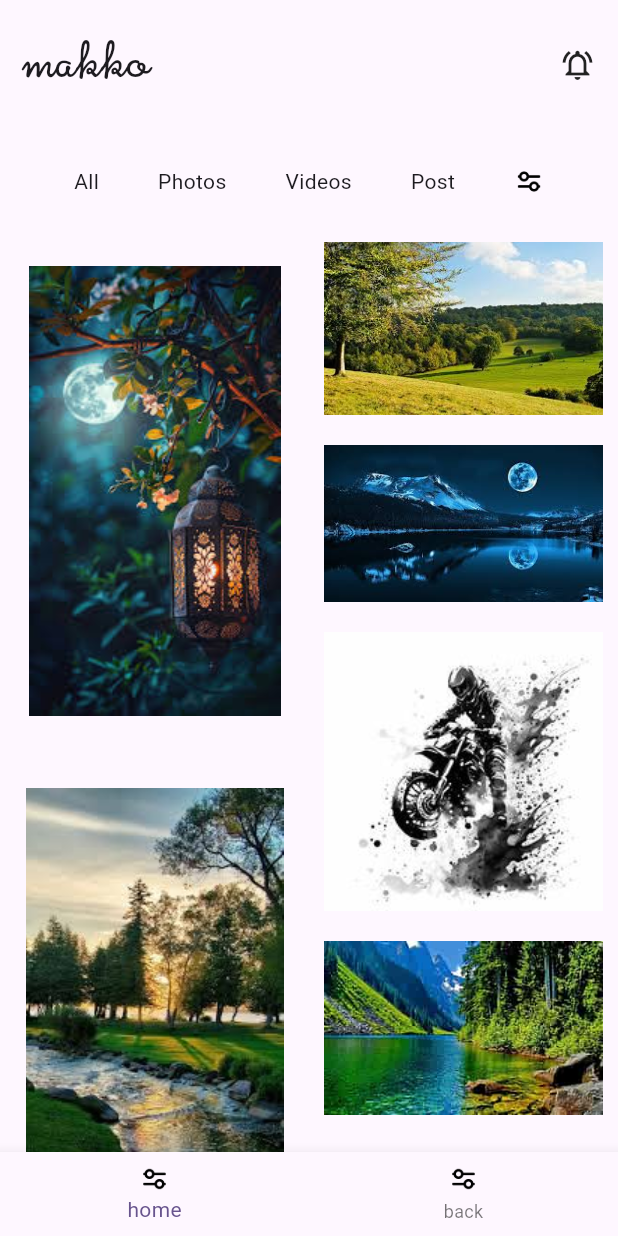
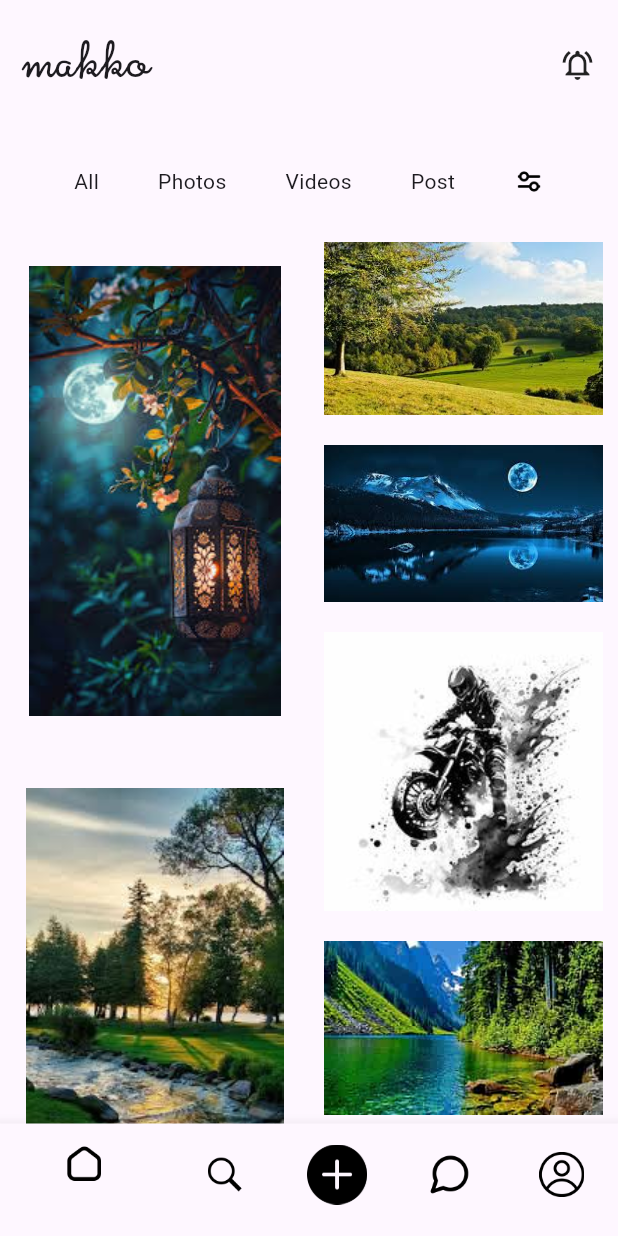
Before and after one commit to venky152005/makko_application, a Flutter app: the screen it shows after launch, on a phone screen of 412 x 824 dp. Run offline on Flutter 3.47's test engine with Material 3 defaults, Android fonts, the phone set to English and light mode, and no system bars; our stand-ins replace google_fonts.

Commit message:
bottomicons

```diff
--- a/lib/main.dart
+++ b/lib/main.dart
@@ -91,12 +91,16 @@ class _MyHomePageState extends State<MyHomePage> {
       ),
       ),
       bottomNavigationBar: BottomNavigationBar(
-        items: [BottomNavigationBarItem(icon:Image.asset('icons/filterIcon.png',
-        height: 20,width: 20,),
-        label: 'home'),
-        BottomNavigationBarItem(icon: Image.asset('icons/filterIcon.png',
-        height: 20,width: 20,),
-        label: 'back'),],),
+        items: [BottomNavigationBarItem(icon:Image.asset('icons/homeIcon.png',
+        height: 30,width: 30,),label:''),
+        BottomNavigationBarItem(icon: Image.asset('icons/searchIcon.png',
+        height: 30,width: 30,),label: ''),
+        BottomNavigationBarItem(icon: Image.asset('icons/plusIcon.png',
+        height: 40,width: 40,),label: ''),
+        BottomNavigationBarItem(icon: Image.asset('icons/messageIcon.png',
+        height: 30,width: 30,),label: ''),
+        BottomNavigationBarItem(icon: Image.asset('icons/profileIcon.png',
+        height: 30,width: 30,),label: ''),],),
     );
   }
 }
--- a/pubspec.yaml
+++ b/pubspec.yaml
@@ -63,7 +63,7 @@ flutter:
   # To add assets to your application, add an assets section, like this:
   assets:
     - images/
-    - icons/filterIcon.png
+    - icons/
 
   # An image asset can refer to one or more resolution-specific "variants", see
   # https://flutter.dev/to/resolution-aware-images
```
Also changed, not shown: icons/homeIcon.png (added), icons/messageIcon.png (added), icons/plusIcon.png (added), icons/profileIcon.png (added), icons/searchIcon.png (added).
